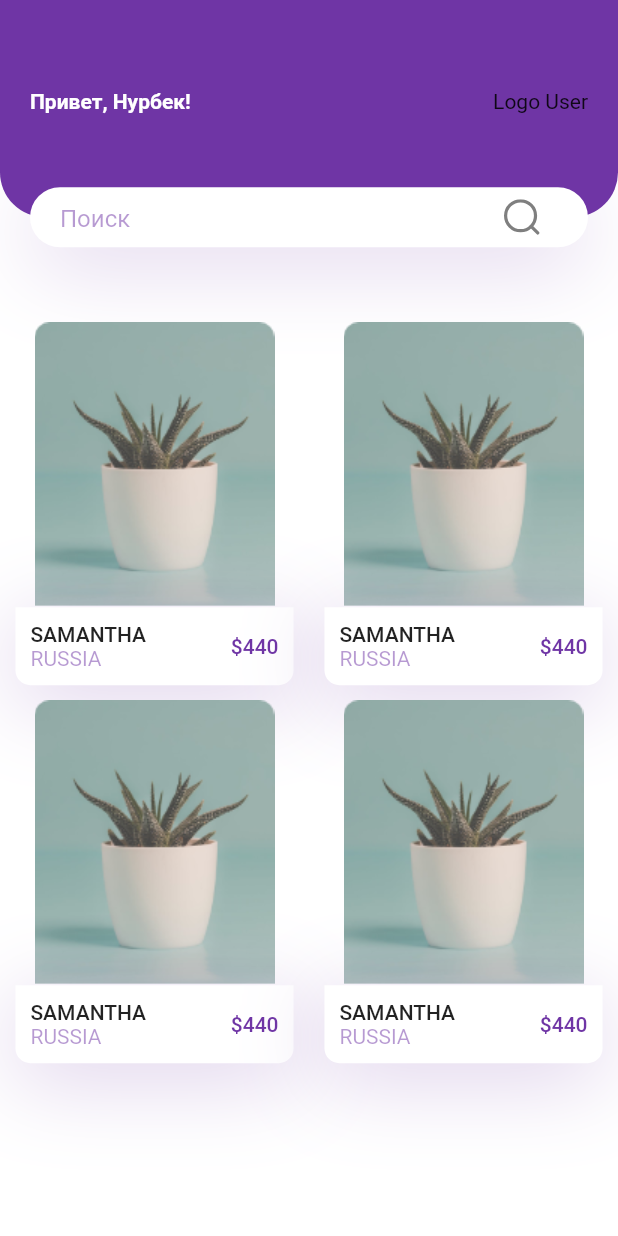
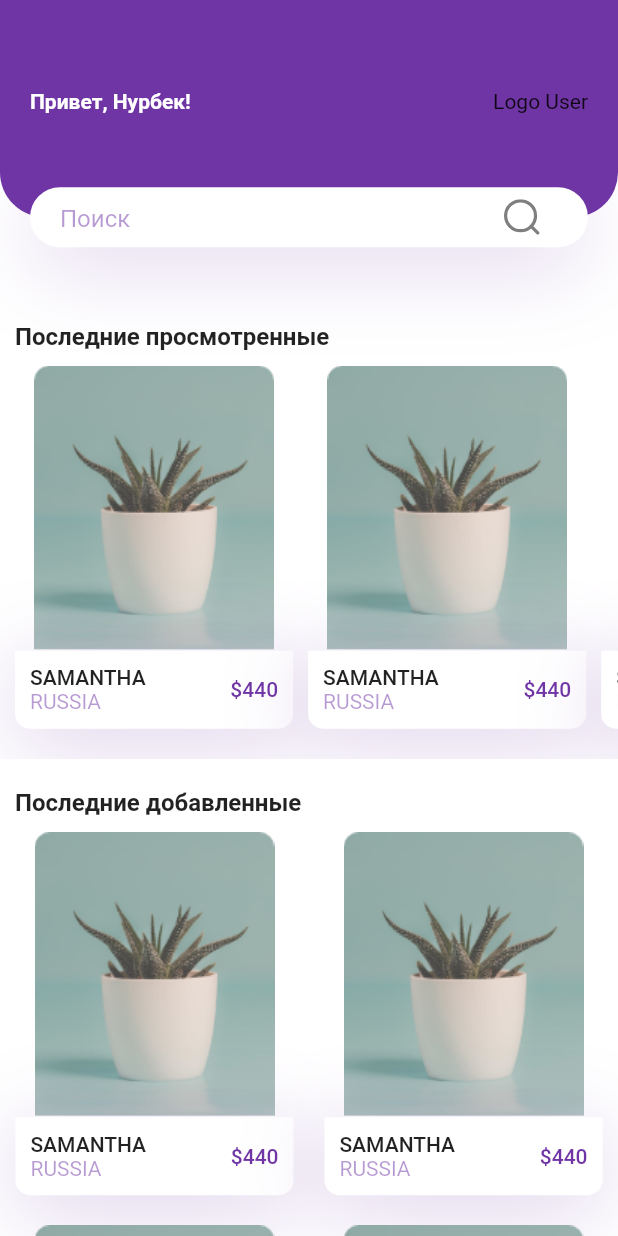
Before and after one commit to Nurka144/flutter-project, a Flutter app: the HomeBody widget shown alone on an empty page, opened directly, on a phone screen of 412 x 824 dp. Run offline on Flutter 3.47's test engine with Material 2 defaults, Android fonts, the phone set to English and light mode, and no system bars; our stand-ins replace easy_localization, flutter_easyloading, flutter_svg, shared_preferences; missing offline and left inert: flutter_barcode_scanner, sweetalert; accounts and stored records are empty; Roboto replaces fonts that are missing (Muli).

Commit message:
главная страница

```diff
--- a/lib/screens/components/home/body.dart
+++ b/lib/screens/components/home/body.dart
@@ -101,6 +101,65 @@ class _HomeBodyState extends State<HomeBody> {
               ],
             ),
           ),
+          Container(
+            margin: EdgeInsets.only(bottom: 10),
+            padding: EdgeInsets.only(left: 10),
+            child: Row(
+              children: [
+                Text(
+                  'Последние просмотренные',
+                  style: TextStyle(fontWeight: FontWeight.bold, fontSize: 16),
+                )
+              ],
+            ),
+          ),
+          SingleChildScrollView(
+            scrollDirection: Axis.horizontal,
+            child: Container(
+              margin: EdgeInsets.only(left: 10, right: 10),
+              child: Row(
+                children: [
+                  ProductCard(
+                    image: "assets/images/image_1.png",
+                    title: "Samantha",
+                    country: "Russia",
+                    count: 440,
+                  ),
+                  SizedBox(
+                    width: 10,
+                  ),
+                  ProductCard(
+                    image: "assets/images/image_1.png",
+                    title: "Samantha",
+                    country: "Russia",
+                    count: 440,
+                  ),
+                  SizedBox(
+                    width: 10,
+                  ),
+                  ProductCard(
+                    image: "assets/images/image_1.png",
+                    title: "Samantha",
+                    country: "Russia",
+                    count: 440,
+                  ),
+                ],
+              ),
+            ),
+          ),
+          Container(
+            margin: EdgeInsets.only(bottom: 10, top: 20),
+            padding: EdgeInsets.only(left: 10),
+            child: Row(
+              mainAxisAlignment: MainAxisAlignment.spaceBetween,
+              children: [
+                Text(
+                  'Последние добавленные',
+                  style: TextStyle(fontWeight: FontWeight.bold, fontSize: 16),
+                ),
+              ],
+            ),
+          ),
           Products(),
         ],
         crossAxisAlignment: CrossAxisAlignment.start,
@@ -114,12 +173,10 @@ class Products extends StatelessWidget {
 
   @override
   Widget build(BuildContext context) {
-    Size size = MediaQuery.of(context).size;
     return SizedBox(
       width: double.infinity,
       child: Wrap(
         alignment: WrapAlignment.spaceAround,
-        runSpacing: 10,
         children: [
           ProductCard(
             image: "assets/images/image_1.png",
@@ -166,7 +223,9 @@ class ProductCard extends StatelessWidget {
   @override
   Widget build(BuildContext context) {
     Size size = MediaQuery.of(context).size;
-    return SizedBox(
+    return Container(
+      margin: EdgeInsets.only(bottom: 20),
+      child: SizedBox(
         width: size.width * .45,
         child: Column(
           children: [
@@ -220,6 +279,7 @@ class ProductCard extends StatelessWidget {
             ),
           ],
         ),
+      ),
     );
   }
 }
--- a/lib/screens/components/home/main_body.dart
+++ b/lib/screens/components/home/main_body.dart
@@ -20,40 +20,7 @@ class _BodyState extends State<Body> {
       drawer: DrawerContainer(),
       body: HomeBody(),
       appBar: buildAppBar(),
-      bottomNavigationBar: Container(
-        padding: EdgeInsets.only(
-          left: 40,
-          right: 40,
-        ),
-        height: 50,
-        decoration: BoxDecoration(
-          color: Colors.white,
-          boxShadow: [
-            BoxShadow(
-              offset: Offset(0, -10),
-              blurRadius: 35,
-              color: kPrimaryColor.withOpacity(0.38),
-            ),
-          ],
-        ),
-        child: Row(
-          mainAxisAlignment: MainAxisAlignment.spaceBetween,
-          children: [
-            IconButton(
-              icon: SvgPicture.asset('assets/icons/home.svg'),
-              onPressed: () => {},
-            ),
-            IconButton(
-              icon: SvgPicture.asset('assets/icons/add.svg'),
-              onPressed: () => {},
-            ),
-            IconButton(
-              icon: SvgPicture.asset('assets/icons/user (1).svg'),
-              onPressed: () => {},
-            ),
-          ],
-        ),
-      ),
+      bottomNavigationBar: buildBottomNavigationBar(),
     );
   }
 
@@ -100,4 +67,41 @@ class _BodyState extends State<Body> {
       ],
     );
   }
+
+  Container buildBottomNavigationBar() {
+    return Container(
+      padding: EdgeInsets.only(
+        left: 40,
+        right: 40,
+      ),
+      height: 50,
+      decoration: BoxDecoration(
+        color: Colors.white,
+        boxShadow: [
+          BoxShadow(
+            offset: Offset(0, -10),
+            blurRadius: 35,
+            color: kPrimaryColor.withOpacity(0.38),
+          ),
+        ],
+      ),
+      child: Row(
+        mainAxisAlignment: MainAxisAlignment.spaceBetween,
+        children: [
+          IconButton(
+            icon: SvgPicture.asset('assets/icons/home.svg'),
+            onPressed: () => {},
+          ),
+          IconButton(
+            icon: SvgPicture.asset('assets/icons/add.svg'),
+            onPressed: () => {},
+          ),
+          IconButton(
+            icon: SvgPicture.asset('assets/icons/user (1).svg'),
+            onPressed: () => {},
+          ),
+        ],
+      ),
+    );
+  }
 }
```
Lines whose indentation alone changed are shown as unchanged.
